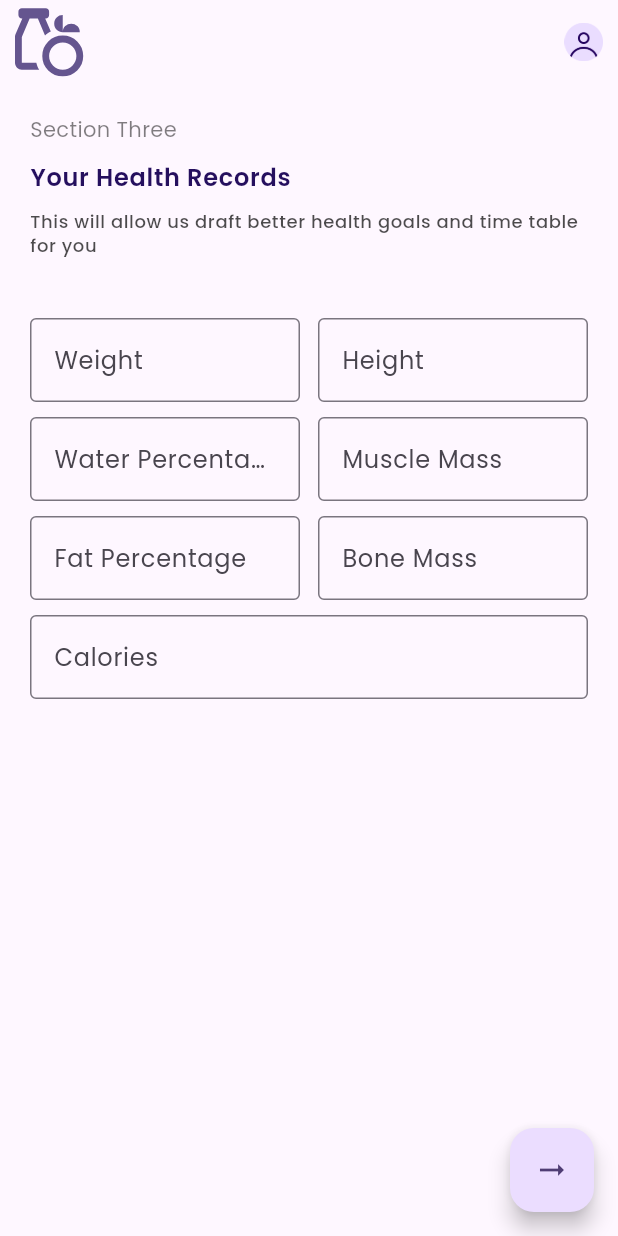
After one commit to ChandanKhamitkar/trinetra_vallabh, a Flutter app: the Healthrecords screen opened directly, on a phone screen of 412 x 824 dp. The commit adds this screen. Run offline on Flutter 3.47's test engine with Material 3 defaults, Android fonts, the light colour scheme and no system bars; our stand-ins replace flutter_svg, google_fonts.

Commit message:
Added Health Record Screen
Signed-off-by: Revanth Peethala <rpeethal@gitam.in>

```diff
--- /dev/null
+++ b/lib/UI/screens/details/healthrecords.dart
@@ -0,0 +1,149 @@
+// ignore_for_file: deprecated_member_use
+
+import 'package:flutter/material.dart';
+import 'package:trinetra_vallabh/UI/components/custom_appbar.dart';
+
+class Healthrecords extends StatefulWidget {
+  const Healthrecords({super.key});
+
+  @override
+  State<Healthrecords> createState() => _HealthrecordsState();
+}
+
+class _HealthrecordsState extends State<Healthrecords> {
+  @override
+  Widget build(BuildContext context) {
+    return Scaffold(
+      appBar: const CustomAppbar(
+        rightImagePath: 'images/non-user.png',
+      ),
+      body: Padding(
+          padding:
+              const EdgeInsets.only(top: 20, left: 20, right: 20, bottom: 80),
+          child: Column(
+            mainAxisSize: MainAxisSize.min,
+            crossAxisAlignment: CrossAxisAlignment.start,
+            children: [
+              Text('Section Three',
+                  style: Theme.of(context)
+                      .textTheme
+                      .bodyMedium
+                      ?.copyWith(color: Colors.black.withOpacity(0.5))),
+              SizedBox(height: 10),
+              Text('Your Health Records',
+                  style: Theme.of(context).textTheme.bodyLarge?.copyWith(
+                      color: Color(0xff250F5E), fontWeight: FontWeight.w600)),
+              SizedBox(height: 10),
+              Text(
+                  'This will allow us draft better health goals and time table for you',
+                  style: Theme.of(context).textTheme.bodySmall?.copyWith(
+                      color: Colors.black.withOpacity(0.7),
+                      fontWeight: FontWeight.w500)),
+              SizedBox(height: 40),
+              Align(
+                alignment: Alignment.center,
+                child: Column(
+                  mainAxisAlignment: MainAxisAlignment.center,
+                  children: [
+                    Row(
+                      children: [
+                        Expanded(
+                          child: TextField(
+                              keyboardType: TextInputType.text,
+                              decoration: InputDecoration(
+                                border: OutlineInputBorder(),
+                                labelText: 'Weight',
+                              )),
+                        ),
+                        SizedBox(
+                          width: 12,
+                        ),
+                        Expanded(
+                          child: TextField(
+                              keyboardType: TextInputType.number,
+                              decoration: InputDecoration(
+                                border: OutlineInputBorder(),
+                                labelText: 'Height',
+                              )),
+                        ),
+                      ],
+                    ),
+                    SizedBox(height: 10),
+                    Row(
+                      children: [
+                        Expanded(
+                          child: TextField(
+                            keyboardType: TextInputType.number,
+                            decoration: InputDecoration(
+                              border: OutlineInputBorder(),
+                              labelText: 'Water Percentage',
+                            ),
+                          ),
+                        ),
+                        SizedBox(width: 12),
+                        Expanded(
+                            child: TextField(
+                          keyboardType: TextInputType.number,
+                          decoration: InputDecoration(
+                            border: OutlineInputBorder(),
+                            labelText: 'Muscle Mass',
+                          ),
+                        ))
+                      ],
+                    ),
+                    SizedBox(height: 10),
+                    Row(
+                      children: [
+                        Expanded(
+                            child: TextField(
+                          keyboardType: TextInputType.number,
+                          decoration: InputDecoration(
+                            border: OutlineInputBorder(),
+                            labelText: 'Fat Percentage',
+                          ),
+                        )),
+                        SizedBox(width: 12),
+                        Expanded(
+                          child: TextField(
+                            keyboardType: TextInputType.number,
+                            decoration: InputDecoration(
+                              border: OutlineInputBorder(),
+                              labelText: 'Bone Mass',
+                            ),
+                          ),
+                        )
+                      ],
+                    ),
+                    SizedBox(height: 10),
+                    Row(
+                      children: [
+                        Expanded(
+                          child: TextField(
+                            keyboardType: TextInputType.number,
+                            decoration: InputDecoration(
+                              border: OutlineInputBorder(),
+                              labelText: 'Calories',
+                            ),
+                          ),
+                        )
+                      ],
+                    )
+                  ],
+                ),
+              )
+            ],
+          )),
+      floatingActionButton: FloatingActionButton(
+        onPressed: () {
+          // Navigator.push(
+          //   context,
+          //   MaterialPageRoute(
+          //     builder: (context) => ScheduleDataPage(),
+          //   ),
+          // );
+        },
+        child: Icon(Icons.arrow_right_alt),
+      ),
+    );
+  }
+}
--- a/lib/UI/screens/details/lifestyledetails.dart
+++ b/lib/UI/screens/details/lifestyledetails.dart
@@ -19,7 +19,7 @@ class _LifestyleDetailsPgeState extends State<LifestyleDetailsPge> {
   void initState() {
     super.initState();
     healthGoals = [
-      {"label": "Body Building", "isChecked": false},
+      {"label": "Body Building", "isChecked": false,},
       {"label": "Immunity Boost", "isChecked": false},
       {"label": "Grow tall", "isChecked": false},
       {"label": "Gaining Weight", "isChecked": false},
--- a/lib/UI/screens/onboarding/login_page.dart
+++ b/lib/UI/screens/onboarding/login_page.dart
@@ -15,6 +15,7 @@ class LoginPage extends StatelessWidget {
               alignment: Alignment.bottomCenter,
               color: Color(0xFFE8E0FF),
               child: Image.asset("images/namasthe-bhima.png"),
+
             ),
           ),
           Padding(
```
Also changed, not shown: lib/UI/components/custom_appbar.dart (+10 -9 lines), images/Ellipse-four.png (added).
